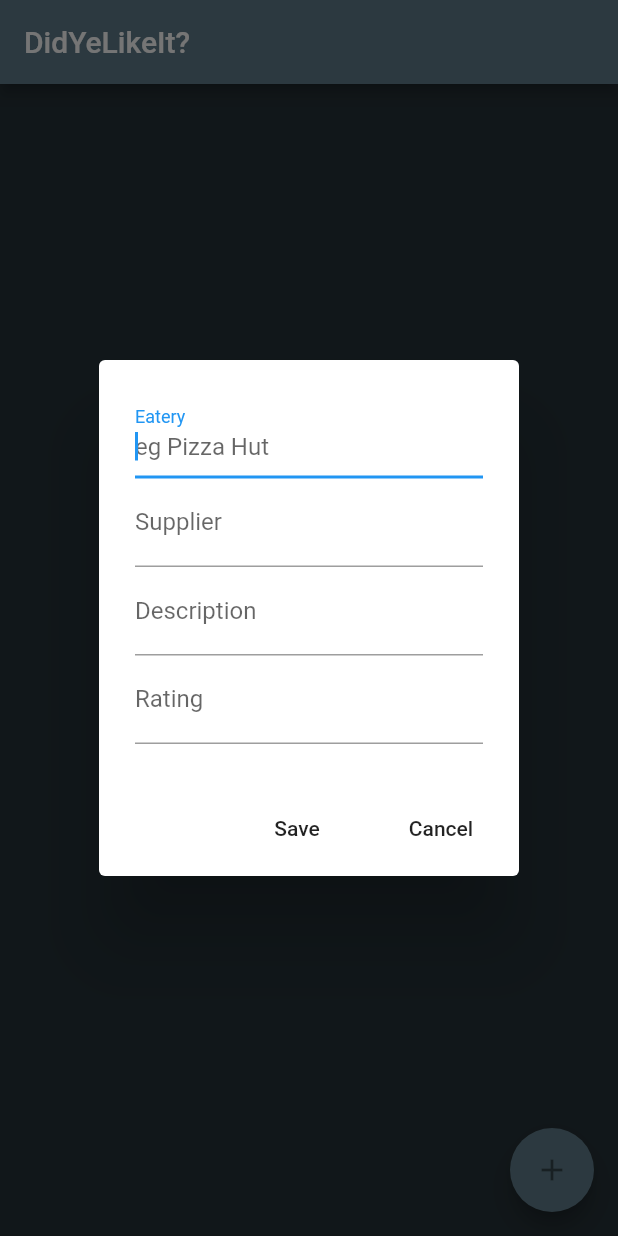
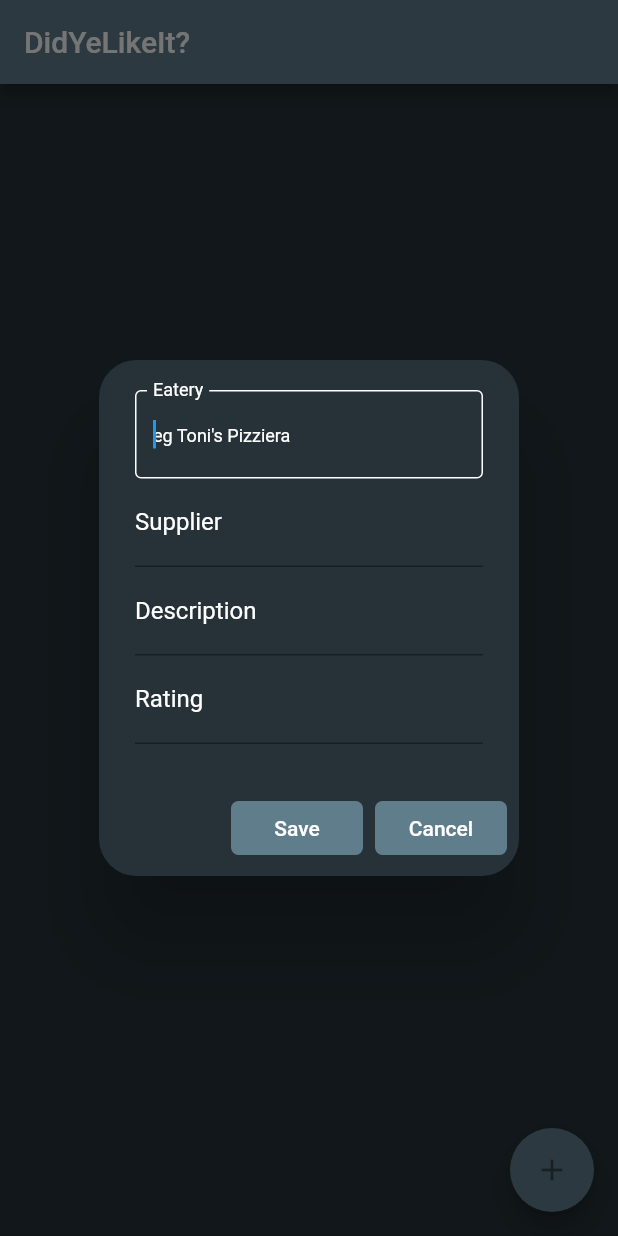
Before and after one commit to LouiseReid/DidYeLikeIt, a Flutter app: the screen it shows after launch, after a tap on the "add" icon, on a phone screen of 412 x 824 dp. Run offline on Flutter 3.47's test engine with Material 2 defaults, Android fonts, the phone set to English and light mode, and no system bars; our stand-ins replace sqflite; accounts and stored records are empty.

Commit message:
form styling

```diff
--- a/lib/ui/takeaways_list.dart
+++ b/lib/ui/takeaways_list.dart
@@ -12,11 +12,12 @@ class _TakeAwaysListState extends State<TakeAwaysList> {
   final List<Item> _items = <Item>[];
   final TextEditingController _eateryController = new TextEditingController();
   final TextEditingController _supplierController = new TextEditingController();
-  final TextEditingController _descriptionController = new TextEditingController();
+  final TextEditingController _descriptionController =
+      new TextEditingController();
   final TextEditingController _ratingController = new TextEditingController();
 
   @override
-  void initState(){
+  void initState() {
     super.initState();
     _getTakeAways();
     _ratingController.addListener(_validate);
@@ -73,48 +74,62 @@ class _TakeAwaysListState extends State<TakeAwaysList> {
     });
   }
 
-   _showFormDialog() {
+  _showFormDialog() {
     showDialog(
         context: context,
         builder: (_) {
           return AlertDialog(
+            backgroundColor: Colors.blueGrey[900],
+            shape: RoundedRectangleBorder(
+              borderRadius: BorderRadius.all(
+                Radius.circular(25.0),
+              ),
+            ),
             content: Column(
               mainAxisSize: MainAxisSize.min,
               children: <Widget>[
                 TextField(
                   controller: _eateryController,
                   autofocus: true,
-                  decoration:
-                  InputDecoration(labelText: 'Eatery', hintText: 'eg Pizza Hut'),
+                  style: _textStyle(),
+                  decoration: _inputDecoration('Eatery', "Toni's Pizziera"),
                 ),
                 TextField(
-                  controller: _supplierController,
-                  decoration: InputDecoration(
-                      labelText: 'Supplier', hintText: 'eg Deliveroo'),
-                ),
+                    controller: _supplierController,
+                    style: _textStyle(),
+                    decoration: _inputDecoration('Supplier', 'Deliveroo')),
                 TextField(
-                  controller: _descriptionController,
-                  decoration: InputDecoration(
-                      labelText: 'Description', hintText: 'eg cheese pizza'),
-                ),
+                    controller: _descriptionController,
+                    style: _textStyle(),
+                    decoration:
+                        _inputDecoration('Description', 'cheese pizza')),
                 TextField(
-                  controller: _ratingController,
-                  keyboardType: TextInputType.number,
-                  decoration: InputDecoration(
-                      labelText: 'Rating', suffixText: '/5'
-                  ),
-                )
+                    controller: _ratingController,
+                    style: _textStyle(),
+                    keyboardType: TextInputType.number,
+                    decoration: _inputDecoration('Rating', null, '/5'))
               ],
             ),
             actions: <Widget>[
               FlatButton(
+                color: Colors.blueGrey,
+                textColor: Colors.white,
+                shape: RoundedRectangleBorder(
+                    borderRadius: BorderRadius.all(Radius.circular(5.0))),
                 onPressed: () {
-                  _handleSubmit(_eateryController.text, _supplierController.text,
-                      _descriptionController.text, int.parse(_ratingController.text));
+                  _handleSubmit(
+                      _eateryController.text,
+                      _supplierController.text,
+                      _descriptionController.text,
+                      int.parse(_ratingController.text));
                 },
                 child: Text('Save'),
               ),
               FlatButton(
+                color: Colors.blueGrey,
+                textColor: Colors.white,
+                shape: RoundedRectangleBorder(
+                    borderRadius: BorderRadius.all(Radius.circular(5.0))),
                 onPressed: () => Navigator.pop(context),
                 child: Text('Cancel'),
               )
@@ -123,13 +138,35 @@ class _TakeAwaysListState extends State<TakeAwaysList> {
         });
   }
 
+  _textStyle() {
+    return TextStyle(
+      color: Colors.white,
+    );
+  }
+
+  _inputDecoration(String label, [String hint, String suffix]) {
+    return InputDecoration(
+        labelText: label,
+        labelStyle: TextStyle(
+          color: Colors.white,
+          decorationColor: Colors.white,
+        ),
+        suffixText: suffix,
+        hintText: hint != null ? 'eg $hint' : null,
+        hintStyle: TextStyle(color: Colors.white, fontSize: 12.0),
+        focusedBorder:
+            OutlineInputBorder(borderSide: BorderSide(color: Colors.white)));
+  }
+
   void _validate() {
-    if(_ratingController.text.isNotEmpty && int.parse(_ratingController.text) > 5){
+    if (_ratingController.text.isNotEmpty &&
+        int.parse(_ratingController.text) > 5) {
       _ratingController.text = 5.toString();
     }
   }
 
-  void _handleSubmit(String eatery, String supplier, String description, int rating) async {
+  void _handleSubmit(
+      String eatery, String supplier, String description, int rating) async {
     Item item = new Item(eatery, supplier, description, rating);
     int savedItemId = await db.save(item);
 
@@ -142,7 +179,6 @@ class _TakeAwaysListState extends State<TakeAwaysList> {
     Navigator.pop(context);
     _clearTextEditors();
   }
-
 
   void _deleteItem(int id, int index) {
     db.delete(id);
```
